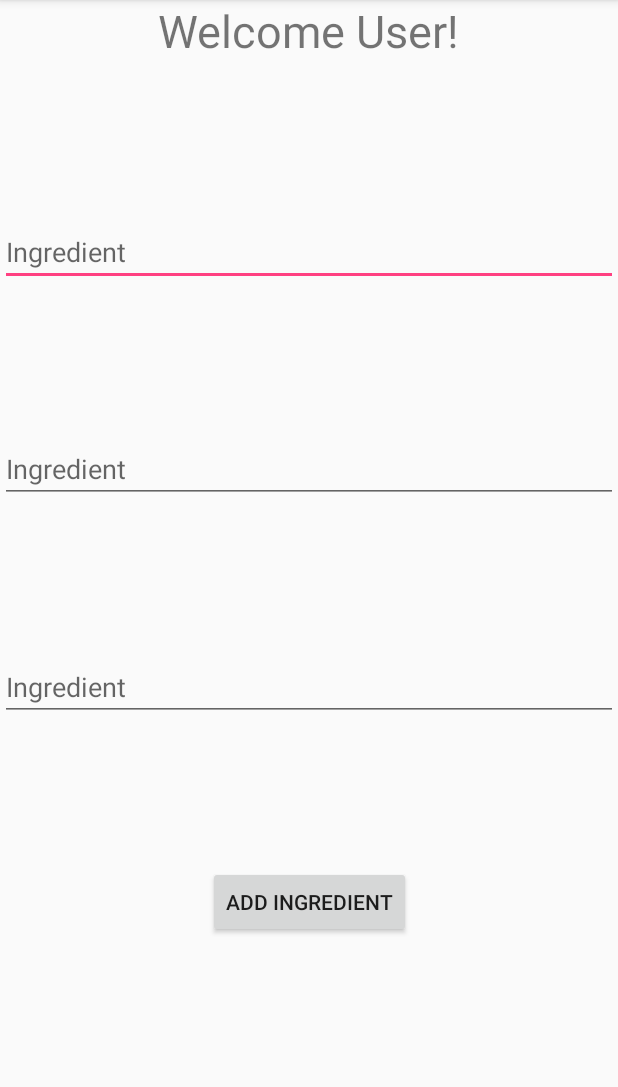
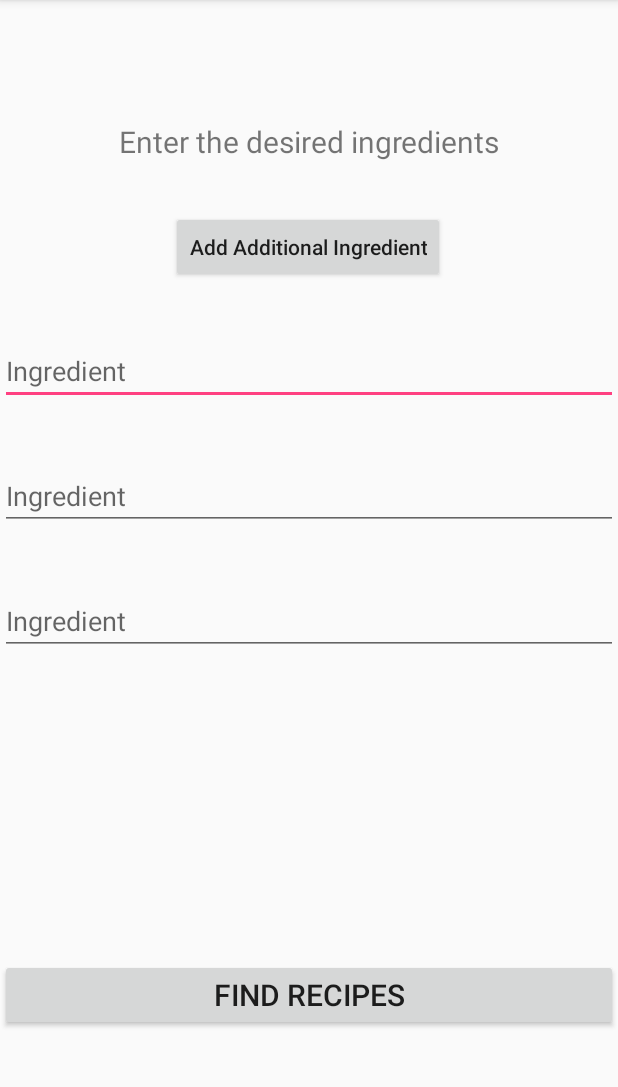
Before and after one commit to JadeMM/MealPlannerApp, an Android app: the FindRecipe screen opened directly, with no data from a screen before it, on a phone screen of 412 x 824 dp, the part 84-1171 px from its top. Run offline under Robolectric (Android 15) with nearby library versions, the phone set to English and light mode, and no system bars.

Commit message:
Replace find_recipe.xml

```diff
--- a/MealFinder/app/src/main/res/layout/find_recipe.xml
+++ b/MealFinder/app/src/main/res/layout/find_recipe.xml
@@ -9,22 +9,36 @@
         android:id='@+id/hello_user'
         android:layout_width="wrap_content"
         android:layout_height="wrap_content"
-        android:text="Welcome User!"
-        android:textSize="30sp"
+        android:text="Enter the desired ingredients"
+        android:textSize="20sp"
+        app:layout_constraintBottom_toBottomOf="@+id/add_ingredient_button"
+        app:layout_constraintEnd_toEndOf="parent"
         app:layout_constraintStart_toStartOf="parent"
-        app:layout_constraintEnd_toEndOf="parent"
+        app:layout_constraintTop_toTopOf="parent" />
+
+    <Button
+        android:id='@+id/add_ingredient_button'
+        android:layout_width="wrap_content"
+        android:layout_height="wrap_content"
+        android:layout_marginTop="60dp"
+        android:text="Add Additional Ingredient"
+        android:textAllCaps="false"
+        app:layout_constraintBottom_toBottomOf="@+id/first_ingredient"
+        app:layout_constraintHorizontal_bias="0.497"
+        app:layout_constraintLeft_toLeftOf="parent"
+        app:layout_constraintRight_toRightOf="parent"
         app:layout_constraintTop_toTopOf="parent" />
 
     <EditText
         android:id="@+id/first_ingredient"
+        android:layout_width="match_parent"
         android:layout_height="wrap_content"
-        android:layout_width="match_parent"
         android:hint="Ingredient"
         android:inputType="textEmailAddress"
+        app:layout_constraintBottom_toBottomOf="@+id/second_ingredient"
         app:layout_constraintEnd_toEndOf="parent"
         app:layout_constraintStart_toStartOf="parent"
-        app:layout_constraintTop_toTopOf="@+id/hello_user"
-        app:layout_constraintBottom_toBottomOf="@+id/second_ingredient"/>
+        app:layout_constraintTop_toTopOf="@+id/add_ingredient_button" />
 
     <EditText
         android:id="@+id/second_ingredient"
@@ -32,10 +46,10 @@
         android:layout_height="wrap_content"
         android:hint="Ingredient"
         android:inputType="textEmailAddress"
+        app:layout_constraintBottom_toBottomOf="@+id/third_ingredient"
         app:layout_constraintEnd_toEndOf="parent"
         app:layout_constraintStart_toStartOf="parent"
-        app:layout_constraintTop_toTopOf="@+id/first_ingredient"
-        app:layout_constraintBottom_toBottomOf="@+id/third_ingredient" />
+        app:layout_constraintTop_toTopOf="@+id/first_ingredient" />
 
     <EditText
         android:id="@+id/third_ingredient"
@@ -43,21 +57,46 @@
         android:layout_height="wrap_content"
         android:hint="Ingredient"
         android:inputType="textEmailAddress"
+        app:layout_constraintBottom_toBottomOf="@+id/forth_ingredient"
         app:layout_constraintEnd_toEndOf="parent"
         app:layout_constraintHorizontal_bias="0.0"
         app:layout_constraintStart_toStartOf="parent"
-        app:layout_constraintTop_toTopOf="@+id/second_ingredient"
-        app:layout_constraintBottom_toBottomOf="@+id/add_ingredient_button"/>
+        app:layout_constraintTop_toTopOf="@+id/second_ingredient" />
+
+    <EditText
+        android:id="@+id/forth_ingredient"
+        android:layout_width="match_parent"
+        android:layout_height="wrap_content"
+        android:hint="Ingredient"
+        android:inputType="textEmailAddress"
+        app:layout_constraintBottom_toBottomOf="@+id/fifth_ingredient"
+        app:layout_constraintEnd_toEndOf="parent"
+        app:layout_constraintHorizontal_bias="0.0"
+        app:layout_constraintStart_toStartOf="parent"
+        app:layout_constraintTop_toTopOf="@+id/third_ingredient" />
+
+    <EditText
+        android:id="@+id/fifth_ingredient"
+        android:layout_width="match_parent"
+        android:layout_height="wrap_content"
+        android:hint="Ingredient"
+        android:inputType="textEmailAddress"
+        app:layout_constraintBottom_toBottomOf="@+id/find_button"
+        app:layout_constraintEnd_toEndOf="parent"
+        app:layout_constraintHorizontal_bias="0.0"
+        app:layout_constraintStart_toStartOf="parent"
+        app:layout_constraintTop_toTopOf="@+id/forth_ingredient" />
 
     <Button
-        android:id='@+id/add_ingredient_button'
-        android:layout_width="wrap_content"
+        android:id='@+id/find_button'
+        android:layout_width="match_parent"
         android:layout_height="wrap_content"
-        android:text="Add Ingredient"
+        android:text="Find Recipes"
+        android:textSize="20sp"
+        app:layout_constraintBottom_toBottomOf="parent"
+        app:layout_constraintLeft_toLeftOf="parent"
         app:layout_constraintRight_toRightOf="parent"
-        app:layout_constraintLeft_toLeftOf="parent"
-        app:layout_constraintTop_toTopOf="@+id/third_ingredient"
-        app:layout_constraintBottom_toBottomOf="parent"/>
+        app:layout_constraintTop_toTopOf="@+id/fifth_ingredient" />
 
 
 </android.support.constraint.ConstraintLayout>
```
